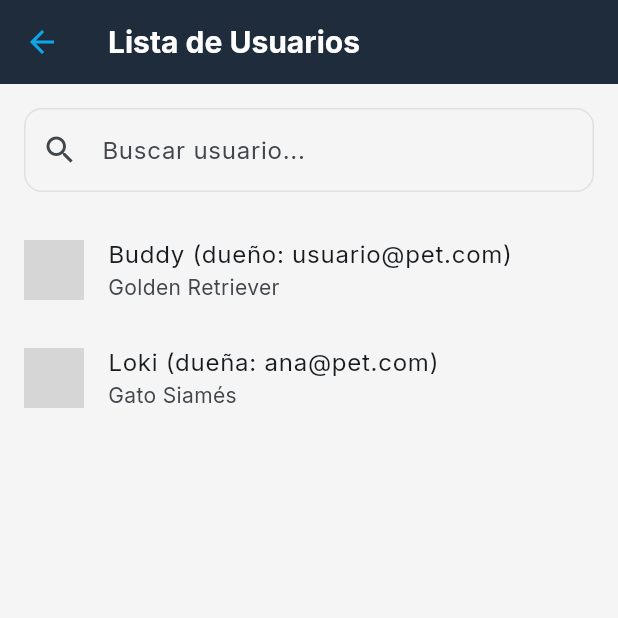
After one commit to wilopv/PetConnect, a Flutter app: the AdminUserListScreen screen opened by its route, on a phone screen of 412 x 824 dp, the top half of it. The commit adds this screen. Run offline on Flutter 3.47's test engine with Material 3 defaults, Android fonts, the phone set to English and light mode, and no system bars; our stand-ins replace flutter_secure_storage, google_fonts; accounts and stored records are empty; network calls fail; grey boxes are pictures that could not be loaded.

Commit message:
feat: Diseño de screen home provisional de moderador (lista de usuarios)y gestion de inicio de sesión segun rol del usuario.

```diff
--- /dev/null
+++ b/frontend/pet_connect_app/lib/admin/admin_user_list_screen.dart
@@ -0,0 +1,64 @@
+import 'package:flutter/material.dart';
+
+import '../../theme/app_colors.dart';
+
+class AdminUserListScreen extends StatelessWidget {
+  const AdminUserListScreen({super.key});
+
+  @override
+  Widget build(BuildContext context) {
+    return Scaffold(
+      appBar: AppBar(
+        title: const Text('Lista de Usuarios'),
+        backgroundColor: kAdminDarkColor,
+        titleTextStyle: const TextStyle(
+          color: Colors.white,
+          fontSize: 20,
+          fontWeight: FontWeight.bold,
+          fontFamily: 'Inter',
+        ),
+      ),
+      body: Column(
+        children: [
+          const Padding(
+            padding: EdgeInsets.all(16.0),
+            child: TextField(
+              decoration: InputDecoration(
+                hintText: 'Buscar usuario...',
+                prefixIcon: Icon(Icons.search),
+              ),
+            ),
+          ),
+          Expanded(
+            child: ListView(
+              children: [
+                ListTile(
+                  leading: const CircleAvatar(
+                    backgroundImage: NetworkImage(
+                      'https://placehold.co/50x50/0ea5e9/white?text=Buddy',
+                    ),
+                  ),
+                  title: const Text('Buddy (dueño: usuario@pet.com)'),
+                  subtitle: const Text('Golden Retriever'),
+                  onTap: () =>
+                      Navigator.pushNamed(context, '/admin/profile/edit'),
+                ),
+                ListTile(
+                  leading: const CircleAvatar(
+                    backgroundImage: NetworkImage(
+                      'https://placehold.co/50x50/34d399/white?text=Loki',
+                    ),
+                  ),
+                  title: const Text('Loki (dueña: ana@pet.com)'),
+                  subtitle: const Text('Gato Siamés'),
+                  onTap: () =>
+                      Navigator.pushNamed(context, '/admin/profile/edit'),
+                ),
+              ],
+            ),
+          ),
+        ],
+      ),
+    );
+  }
+}
--- a/frontend/pet_connect_app/lib/main.dart
+++ b/frontend/pet_connect_app/lib/main.dart
@@ -10,6 +10,7 @@ import 'auth/login_screen.dart';
 import 'auth/signup_screen.dart';
 import 'theme/app_theme.dart';
 import 'user/main_wrapper.dart';
+import 'admin/admin_user_list_screen.dart';
 
 void main() {
   runApp(const PetConnectApp());
@@ -29,6 +30,7 @@ class PetConnectApp extends StatelessWidget {
         '/login': (context) => const LoginScreen(),
         '/signup': (context) => const SignUpScreen(),
         '/home': (context) => const MainWrapper(initialIndex: 0),
+        '/moderatorHome': (context) => const AdminUserListScreen(),
       },
     );
   }
```
Also changed, not shown: frontend/pet_connect_app/lib/auth/login_screen.dart (+11 -1 lines), frontend/pet_connect_app/lib/lib/services/auth_service.dart (+26 -3 lines), 2 other files.
